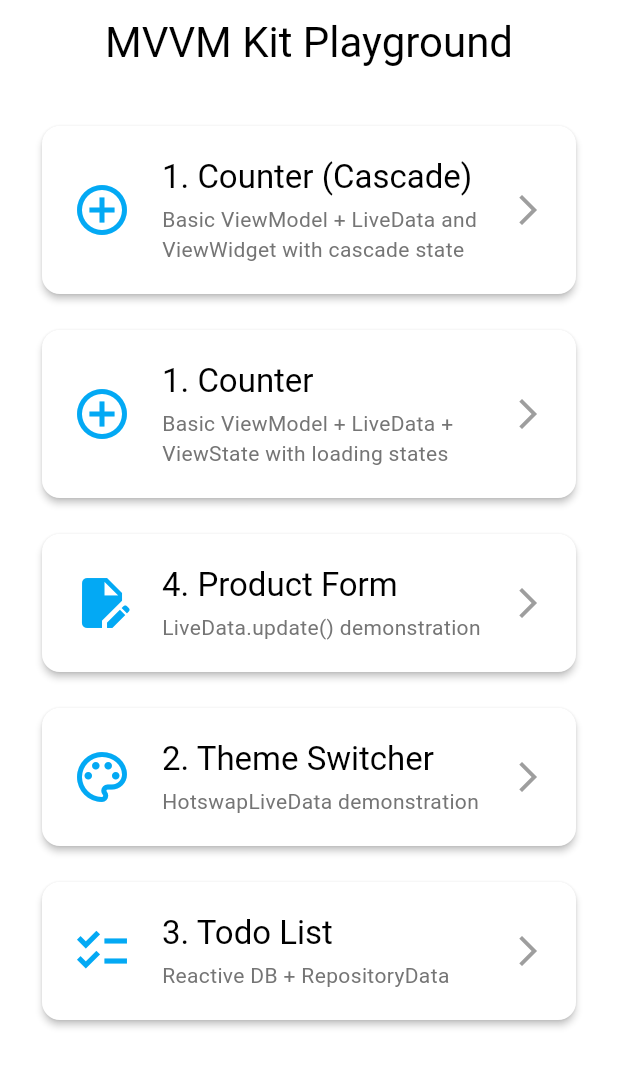
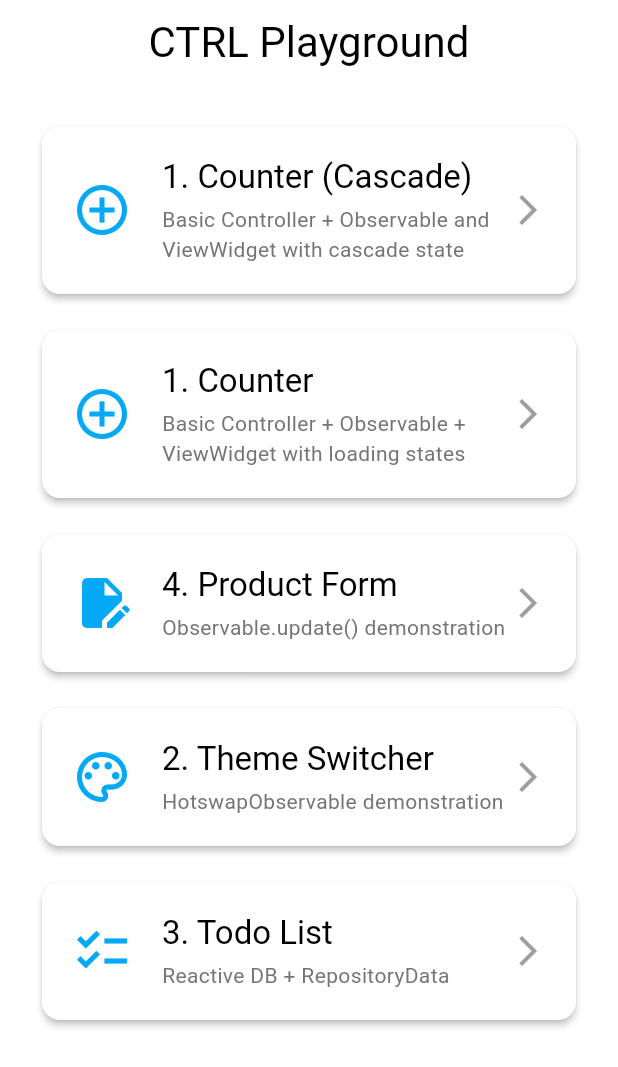
Before and after one commit to plooliveira/ctrl, a Flutter app: the screen it shows after launch, on a phone screen of 412 x 824 dp. Shown: the top 1067 px of the screen. Run offline on Flutter 3.47's test engine with Material 3 defaults, Android fonts, the phone set to English and light mode, and no system bars; our stand-ins replace get_it, go_router, objectbox; generated files the repository leaves out were written again.

Commit message:
refactor: Rename ViewModel to Controller, LiveData to Observable, and update project name to Ctrl.

```diff
--- a/example/lib/view/counter/counter_controller.dart
+++ b/example/lib/view/counter/counter_controller.dart
@@ -1,7 +1,7 @@
 import 'package:ctrl/ctrl.dart';
 
 class CounterController extends Controller {
-  // MutableLiveData created with mutable() is auto-disposed by the ViewModel's scope
+  // Observable created with mutable() is auto-disposed by the Controller's scope
   late final _counter = mutable(0);
   Observable<int> get counter => _counter;
 
--- a/example/lib/view/form/product_form_controller.dart
+++ b/example/lib/view/form/product_form_controller.dart
@@ -2,8 +2,8 @@ import 'dart:convert';
 import 'package:example_playground/data/models/product.dart';
 import 'package:ctrl/ctrl.dart';
 
-// In this ViewModel, we manage a simple product form with fields for name, price, and availability.
-// The MutableLiveData hold the product data and .update method updates each field individually.
+// In this Controller, we manage a simple product form with fields for name, price, and availability.
+// The Observable hold the product data and .update method updates each field individually.
 
 class ProductFormController extends Controller {
   late final _product = mutable(
@@ -11,7 +11,7 @@ class ProductFormController extends Controller {
   );
   Observable<ProductModel> get product => _product;
 
-  // Transformed LiveData to output JSON representation of the product
+  // Transformed Observable to output JSON representation of the product
   late final jsonOutput = product.transform(
     (data) => const JsonEncoder.withIndent('  ').convert(data.value.toJson()),
   );
--- a/example/lib/view/home/home_view.dart
+++ b/example/lib/view/home/home_view.dart
@@ -20,7 +20,7 @@ class HomeView extends StatelessWidget {
     return Scaffold(
       appBar: AppBar(
         title: Text(
-          'MVVM Kit Playground',
+          'CTRL Playground',
           style: Theme.of(context).textTheme.headlineMedium,
         ),
         centerTitle: true,
@@ -33,7 +33,7 @@ class HomeView extends StatelessWidget {
             _ExampleCard(
               title: '1. Counter (Cascade)',
               description:
-                  'Basic ViewModel + LiveData and ViewWidget with cascade state',
+                  'Basic Controller + Observable and ViewWidget with cascade state',
               icon: Icons.add_circle_outline,
               onTap: () => context.push('/counter-cascade'),
             ),
@@ -42,7 +42,7 @@ class HomeView extends StatelessWidget {
             _ExampleCard(
               title: '1. Counter',
               description:
-                  'Basic ViewModel + LiveData + ViewState with loading states',
+                  'Basic Controller + Observable + ViewWidget with loading states',
               icon: Icons.add_circle_outline,
               onTap: () => context.push('/counter'),
             ),
@@ -51,7 +51,7 @@ class HomeView extends StatelessWidget {
 
             _ExampleCard(
               title: '4. Product Form',
-              description: 'LiveData.update() demonstration',
+              description: 'Observable.update() demonstration',
               icon: Icons.edit_document,
               onTap: () => context.push('/product-form'),
               enabled: true,
@@ -61,7 +61,7 @@ class HomeView extends StatelessWidget {
 
             _ExampleCard(
               title: '2. Theme Switcher',
-              description: 'HotswapLiveData demonstration',
+              description: 'HotswapObservable demonstration',
               icon: Icons.palette_outlined,
               onTap: () => context.push('/theme'),
               enabled: true,
--- a/example/lib/view/theme_switcher/theme_view.dart
+++ b/example/lib/view/theme_switcher/theme_view.dart
@@ -8,14 +8,14 @@ import '../../core/theme/theme_mode.dart';
 
 part 'widgets/_theme_preview.dart';
 
-// Here an example that uses Provider package to provide the ViewModel to the View.
+// Here an example that uses Provider package to provide the Controller to the View.
 class ThemeRoute extends GoRoute {
   ThemeRoute()
     : super(
         path: '/theme',
         name: 'theme',
         builder: (context, state) =>
-            // You can isolate the ViewModel to be used only within this widget subtree
+            // You can isolate the Controller to be used only within this widget subtree
             Provider(
               create: (_) => ThemeController(),
               child: const ThemeView(),
```
Also changed, not shown: example/lib/view/theme_switcher/theme_controller.dart (+4 -4 lines).
